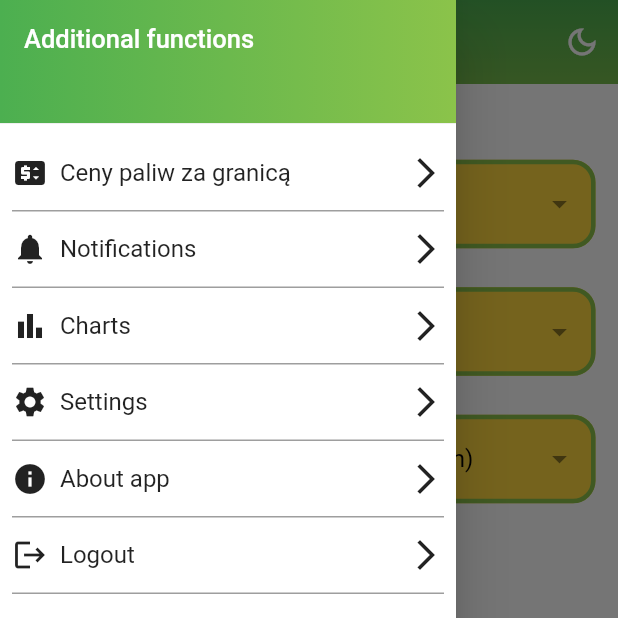
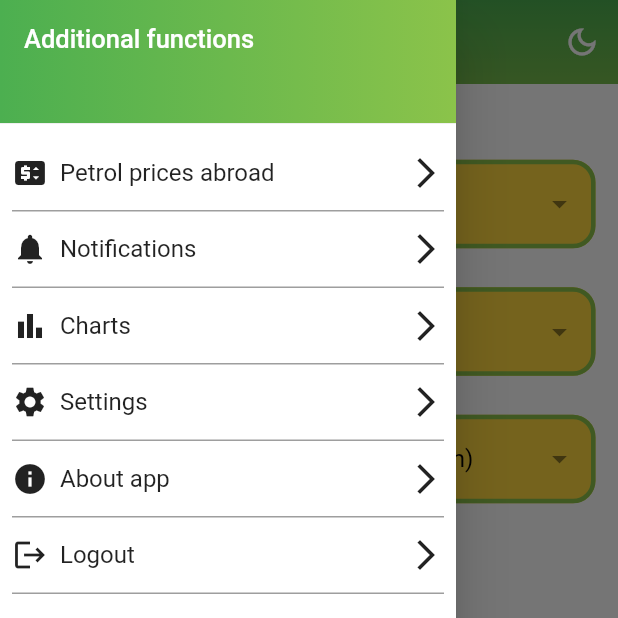
Before and after one commit to Shriz07/Fuel-tracker, a Flutter app: the Calculator screen opened directly, with the side drawer open, on a phone screen of 412 x 824 dp, the top half of it. Run offline on Flutter 3.47's test engine with Material 2 defaults, Android fonts, the phone set to English and light mode, and no system bars; our stand-ins replace charts_flutter, cloud_firestore, firebase_auth, firebase_core, flutter_local_notifications, flutter_rating_bar and 3 more; missing offline and left inert: charts_common, time_ago_provider; accounts and stored records are empty; network calls fail.

Commit message:
Fixed some translations

```diff
--- a/lib/Screens/Drawer/drawer.dart
+++ b/lib/Screens/Drawer/drawer.dart
@@ -31,7 +31,7 @@ class MyDrawer extends StatelessWidget {
                 ),
               ),
             ),
-            CustomListTile(Icons.price_change, 'Ceny paliw za granicą', () {
+            CustomListTile(Icons.price_change, t.drawerPricesAbroad, () {
               Navigator.push(context, MaterialPageRoute(builder: (context) => PricesAbroad()));
             }),
             CustomListTile(Icons.notifications, t.drawerNotifications, () {
--- a/lib/l10n/app_en.arb
+++ b/lib/l10n/app_en.arb
@@ -53,6 +53,7 @@
     "drawerSettings": "Settings",
     "drawerAbout": "About app",
     "drawerLogout": "Logout",
+    "drawerPricesAbroad": "Petrol prices abroad",
 
     "aboutVersion": "Version",
     "aboutAuthor": "Author",
--- a/lib/l10n/app_localizations.dart
+++ b/lib/l10n/app_localizations.dart
@@ -370,6 +370,12 @@ abstract class AppLocalizations {
   /// **'Logout'**
   String get drawerLogout;
 
+  /// No description provided for @drawerPricesAbroad.
+  ///
+  /// In en, this message translates to:
+  /// **'Petrol prices abroad'**
+  String get drawerPricesAbroad;
+
   /// No description provided for @aboutVersion.
   ///
   /// In en, this message translates to:
--- a/lib/l10n/app_localizations_en.dart
+++ b/lib/l10n/app_localizations_en.dart
@@ -146,6 +146,9 @@ class AppLocalizationsEn extends AppLocalizations {
   String get drawerLogout => 'Logout';
 
   @override
+  String get drawerPricesAbroad => 'Petrol prices abroad';
+
+  @override
   String get aboutVersion => 'Version';
 
   @override
--- a/lib/l10n/app_localizations_pl.dart
+++ b/lib/l10n/app_localizations_pl.dart
@@ -146,6 +146,9 @@ class AppLocalizationsPl extends AppLocalizations {
   String get drawerLogout => 'Wyloguj';
 
   @override
+  String get drawerPricesAbroad => 'Ceny paliw za granicą';
+
+  @override
   String get aboutVersion => 'Wersja';
 
   @override
--- a/lib/l10n/app_pl.arb
+++ b/lib/l10n/app_pl.arb
@@ -53,6 +53,7 @@
     "drawerSettings": "Ustawienia",
     "drawerAbout": "O aplikacji",
     "drawerLogout": "Wyloguj",
+    "drawerPricesAbroad": "Ceny paliw za granicą",
 
     "aboutVersion": "Wersja",
     "aboutAuthor": "Autor",
```
